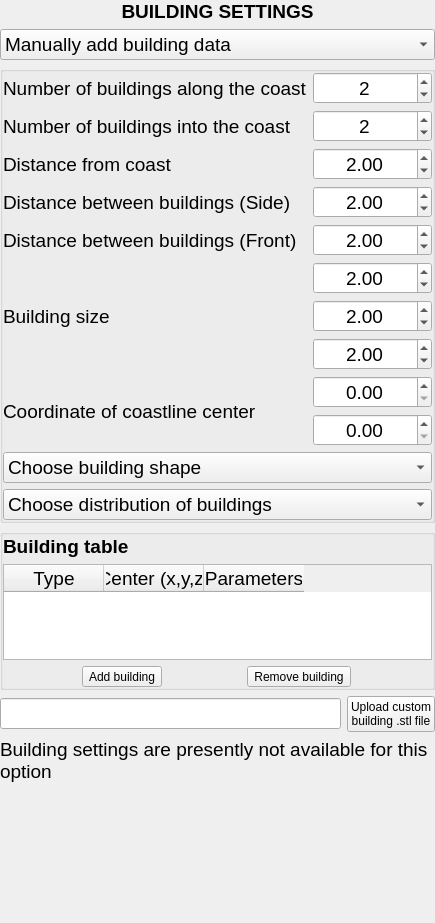
NHERI-SimCenter/HydroUQ, file EVENTS/GeoClawOpenFOAM/buildings.ui: the form before one commit.
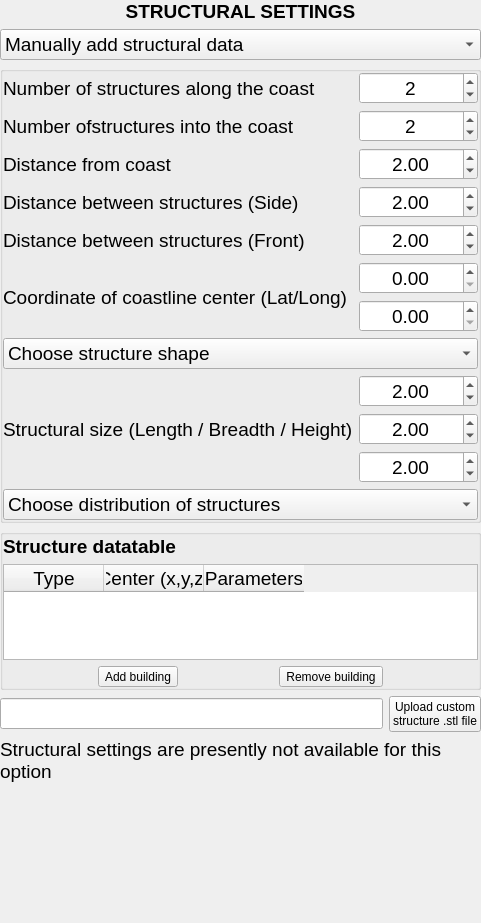
The form after the commit.

Commit message: Structure generalized; build (get & put) updated

```diff
--- a/EVENTS/GeoClawOpenFOAM/buildings.ui
+++ b/EVENTS/GeoClawOpenFOAM/buildings.ui
@@ -13,7 +13,7 @@
   <property name="windowTitle">
    <string>Frame</string>
   </property>
-  <layout class="QVBoxLayout" name="verticalLayout_4">
+  <layout class="QVBoxLayout" name="verticalLayout_2">
    <property name="leftMargin">
     <number>0</number>
    </property>
@@ -34,7 +34,7 @@
       </font>
      </property>
      <property name="text">
-      <string>&lt;html&gt;&lt;head/&gt;&lt;body&gt;&lt;p&gt;&lt;span style=&quot; font-weight:600;&quot;&gt;BUILDING SETTINGS&lt;/span&gt;&lt;/p&gt;&lt;/body&gt;&lt;/html&gt;</string>
+      <string>&lt;html&gt;&lt;head/&gt;&lt;body&gt;&lt;p&gt;&lt;span style=&quot; font-weight:600;&quot;&gt;STRUCTURAL SETTINGS&lt;/span&gt;&lt;/p&gt;&lt;/body&gt;&lt;/html&gt;</string>
      </property>
      <property name="alignment">
       <set>Qt::AlignCenter</set>
@@ -53,7 +53,7 @@
      </property>
      <item>
       <property name="text">
-       <string>Manually add building data</string>
+       <string>Manually add structural data</string>
       </property>
      </item>
      <item>
@@ -68,7 +68,7 @@
      <property name="title">
       <string/>
      </property>
-     <layout class="QVBoxLayout" name="verticalLayout_2">
+     <layout class="QGridLayout" name="gridLayout">
       <property name="leftMargin">
        <number>0</number>
       </property>
@@ -81,29 +81,6 @@
       <property name="bottomMargin">
        <number>0</number>
       </property>
-      <item>
-       <layout class="QGridLayout" name="GLY_Parametric">
-        <item row="2" column="1">
-         <widget class="QDoubleSpinBox" name="DSpBx_CoastDist">
-          <property name="font">
-           <font>
-            <pointsize>14</pointsize>
-           </font>
-          </property>
-          <property name="toolTip">
-           <string>Distance of the building from the coast</string>
-          </property>
-          <property name="alignment">
-           <set>Qt::AlignCenter</set>
-          </property>
-          <property name="decimals">
-           <number>2</number>
-          </property>
-          <property name="value">
-           <double>2.000000000000000</double>
-          </property>
-         </widget>
-        </item>
         <item row="0" column="0">
          <widget class="QLabel" name="Lbl_NumBuildX">
           <property name="font">
@@ -112,24 +89,12 @@
            </font>
           </property>
           <property name="text">
-           <string>Number of buildings along the coast</string>
+         <string>Number of structures along the coast</string>
           </property>
          </widget>
         </item>
-        <item row="4" column="0">
-         <widget class="QLabel" name="Lbl_BuildDistY">
-          <property name="font">
-           <font>
-            <pointsize>14</pointsize>
-           </font>
-          </property>
-          <property name="text">
-           <string>Distance between buildings (Front)</string>
-          </property>
-         </widget>
-        </item>
-        <item row="3" column="1">
-         <widget class="QDoubleSpinBox" name="DSpBx_BuildDistX">
+      <item row="0" column="1">
+       <widget class="QDoubleSpinBox" name="DSpBx_NumBuildX">
           <property name="font">
            <font>
             <pointsize>14</pointsize>
@@ -142,13 +107,25 @@
            <set>Qt::AlignCenter</set>
           </property>
           <property name="decimals">
-           <number>2</number>
+         <number>0</number>
           </property>
           <property name="value">
            <double>2.000000000000000</double>
           </property>
          </widget>
         </item>
+      <item row="1" column="0">
+       <widget class="QLabel" name="Lbl_NumBuildY">
+        <property name="font">
+         <font>
+          <pointsize>14</pointsize>
+         </font>
+        </property>
+        <property name="text">
+         <string>Number ofstructures into the coast</string>
+        </property>
+       </widget>
+      </item>
         <item row="1" column="1">
          <widget class="QDoubleSpinBox" name="DSpBx_NumBuildY">
           <property name="font">
@@ -170,42 +147,6 @@
           </property>
          </widget>
         </item>
-        <item row="3" column="0">
-         <widget class="QLabel" name="Lbl_BuildDistX">
-          <property name="font">
-           <font>
-            <pointsize>14</pointsize>
-           </font>
-          </property>
-          <property name="text">
-           <string>Distance between buildings (Side)</string>
-          </property>
-         </widget>
-        </item>
-        <item row="1" column="0">
-         <widget class="QLabel" name="Lbl_NumBuildY">
-          <property name="font">
-           <font>
-            <pointsize>14</pointsize>
-           </font>
-          </property>
-          <property name="text">
-           <string>Number of buildings into the coast</string>
-          </property>
-         </widget>
-        </item>
-        <item row="6" column="0" rowspan="2">
-         <widget class="QLabel" name="Lbl_BuildSize_2">
-          <property name="font">
-           <font>
-            <pointsize>14</pointsize>
-           </font>
-          </property>
-          <property name="text">
-           <string>Coordinate of coastline center</string>
-          </property>
-         </widget>
-        </item>
         <item row="2" column="0">
          <widget class="QLabel" name="Lbl_CoastDist">
           <property name="font">
@@ -218,8 +159,8 @@
           </property>
          </widget>
         </item>
-        <item row="0" column="1">
-         <widget class="QDoubleSpinBox" name="DSpBx_NumBuildX">
+      <item row="2" column="1">
+       <widget class="QDoubleSpinBox" name="DSpBx_CoastDist">
           <property name="font">
            <font>
             <pointsize>14</pointsize>
@@ -232,13 +173,58 @@
            <set>Qt::AlignCenter</set>
           </property>
           <property name="decimals">
-           <number>0</number>
+         <number>2</number>
           </property>
           <property name="value">
            <double>2.000000000000000</double>
           </property>
          </widget>
         </item>
+      <item row="3" column="0">
+       <widget class="QLabel" name="Lbl_BuildDistX">
+        <property name="font">
+         <font>
+          <pointsize>14</pointsize>
+         </font>
+        </property>
+        <property name="text">
+         <string>Distance between structures (Side)</string>
+        </property>
+       </widget>
+      </item>
+      <item row="3" column="1">
+       <widget class="QDoubleSpinBox" name="DSpBx_BuildDistX">
+        <property name="font">
+         <font>
+          <pointsize>14</pointsize>
+         </font>
+        </property>
+        <property name="toolTip">
+         <string>Distance between buildings along the coast</string>
+        </property>
+        <property name="alignment">
+         <set>Qt::AlignCenter</set>
+        </property>
+        <property name="decimals">
+         <number>2</number>
+        </property>
+        <property name="value">
+         <double>2.000000000000000</double>
+        </property>
+       </widget>
+      </item>
+      <item row="4" column="0">
+       <widget class="QLabel" name="Lbl_BuildDistY">
+        <property name="font">
+         <font>
+          <pointsize>14</pointsize>
+         </font>
+        </property>
+        <property name="text">
+         <string>Distance between structures (Front)</string>
+        </property>
+       </widget>
+      </item>
         <item row="4" column="1">
          <widget class="QDoubleSpinBox" name="DSpBx_BuildDistY">
           <property name="font">
@@ -260,21 +246,55 @@
           </property>
          </widget>
         </item>
-        <item row="5" column="0">
-         <widget class="QLabel" name="Lbl_BuildSize">
-          <property name="font">
-           <font>
-            <pointsize>14</pointsize>
-           </font>
-          </property>
-          <property name="text">
-           <string>Building size</string>
-          </property>
-         </widget>
-        </item>
         <item row="5" column="1">
-         <layout class="QVBoxLayout" name="verticalLayout_3">
-          <item>
+       <widget class="QDoubleSpinBox" name="DSpBx_OffsetX">
+        <property name="font">
+         <font>
+          <pointsize>14</pointsize>
+         </font>
+        </property>
+        <property name="toolTip">
+         <string>Distance from coast (along the coast)</string>
+        </property>
+        <property name="alignment">
+         <set>Qt::AlignCenter</set>
+        </property>
+        <property name="decimals">
+         <number>2</number>
+        </property>
+        <property name="maximum">
+         <double>100000.000000000000000</double>
+        </property>
+        <property name="value">
+         <double>0.000000000000000</double>
+        </property>
+       </widget>
+      </item>
+      <item row="6" column="1">
+       <widget class="QDoubleSpinBox" name="DSpBx_OffsetY">
+        <property name="font">
+         <font>
+          <pointsize>14</pointsize>
+         </font>
+        </property>
+        <property name="toolTip">
+         <string>Distance from coast (into the coast)</string>
+        </property>
+        <property name="alignment">
+         <set>Qt::AlignCenter</set>
+        </property>
+        <property name="decimals">
+         <number>2</number>
+        </property>
+        <property name="maximum">
+         <double>100000.000000000000000</double>
+        </property>
+        <property name="value">
+         <double>0.000000000000000</double>
+        </property>
+       </widget>
+      </item>
+      <item row="8" column="1">
            <widget class="QDoubleSpinBox" name="DSpBx_BuildSize01">
             <property name="font">
              <font>
@@ -298,7 +318,7 @@
             </property>
            </widget>
           </item>
-          <item>
+      <item row="9" column="1">
            <widget class="QDoubleSpinBox" name="DSpBx_BuildSize02">
             <property name="font">
              <font>
@@ -322,7 +342,7 @@
             </property>
            </widget>
           </item>
-          <item>
+      <item row="10" column="1">
            <widget class="QDoubleSpinBox" name="DSpBx_BuildSize03">
             <property name="font">
              <font>
@@ -346,59 +366,7 @@
             </property>
            </widget>
           </item>
-         </layout>
-        </item>
-        <item row="7" column="1">
-         <widget class="QDoubleSpinBox" name="DSpBx_OffsetY">
-          <property name="font">
-           <font>
-            <pointsize>14</pointsize>
-           </font>
-          </property>
-          <property name="toolTip">
-           <string>Distance from coast (into the coast)</string>
-          </property>
-          <property name="alignment">
-           <set>Qt::AlignCenter</set>
-          </property>
-          <property name="decimals">
-           <number>2</number>
-          </property>
-          <property name="maximum">
-           <double>100000.000000000000000</double>
-          </property>
-          <property name="value">
-           <double>0.000000000000000</double>
-          </property>
-         </widget>
-        </item>
-        <item row="6" column="1">
-         <widget class="QDoubleSpinBox" name="DSpBx_OffsetX">
-          <property name="font">
-           <font>
-            <pointsize>14</pointsize>
-           </font>
-          </property>
-          <property name="toolTip">
-           <string>Distance from coast (along the coast)</string>
-          </property>
-          <property name="alignment">
-           <set>Qt::AlignCenter</set>
-          </property>
-          <property name="decimals">
-           <number>2</number>
-          </property>
-          <property name="maximum">
-           <double>100000.000000000000000</double>
-          </property>
-          <property name="value">
-           <double>0.000000000000000</double>
-          </property>
-         </widget>
-        </item>
-       </layout>
-      </item>
-      <item>
+      <item row="7" column="0" colspan="2">
        <widget class="QComboBox" name="CmB_BuildShape">
         <property name="font">
          <font>
@@ -410,7 +378,7 @@
         </property>
         <item>
          <property name="text">
-          <string>Choose building shape</string>
+          <string>Choose structure shape</string>
          </property>
         </item>
         <item>
@@ -425,7 +393,7 @@
         </item>
        </widget>
       </item>
-      <item>
+      <item row="11" column="0" colspan="2">
        <widget class="QComboBox" name="CmB_BuildDist">
         <property name="font">
          <font>
@@ -437,7 +405,7 @@
         </property>
         <item>
          <property name="text">
-          <string>Choose distribution of buildings</string>
+          <string>Choose distribution of structures</string>
          </property>
         </item>
         <item>
@@ -452,6 +420,30 @@
         </item>
        </widget>
       </item>
+      <item row="8" column="0" rowspan="3">
+       <widget class="QLabel" name="Lbl_BuildSize">
+        <property name="font">
+         <font>
+          <pointsize>14</pointsize>
+         </font>
+        </property>
+        <property name="text">
+         <string>Structural size (Length / Breadth / Height)</string>
+        </property>
+       </widget>
+      </item>
+      <item row="5" column="0" rowspan="2">
+       <widget class="QLabel" name="Lbl_BuildSize_2">
+        <property name="font">
+         <font>
+          <pointsize>14</pointsize>
+         </font>
+        </property>
+        <property name="text">
+         <string>Coordinate of coastline center (Lat/Long)</string>
+        </property>
+       </widget>
+      </item>
      </layout>
     </widget>
    </item>
@@ -486,7 +478,7 @@
          <enum>Qt::ClickFocus</enum>
         </property>
         <property name="text">
-         <string>&lt;html&gt;&lt;head/&gt;&lt;body&gt;&lt;p&gt;Building table&lt;/p&gt;&lt;/body&gt;&lt;/html&gt;</string>
+         <string>&lt;html&gt;&lt;head/&gt;&lt;body&gt;&lt;p&gt;Structure datatable&lt;/p&gt;&lt;/body&gt;&lt;/html&gt;</string>
         </property>
        </widget>
       </item>
@@ -574,7 +566,7 @@
        </property>
        <property name="text">
         <string>Upload custom 
-building .stl file</string>
+structure .stl file</string>
        </property>
       </widget>
      </item>
@@ -588,7 +580,7 @@
       </font>
      </property>
      <property name="text">
-      <string>Building settings are presently not available for this 
+      <string>Structural settings are presently not available for this 
 option</string>
      </property>
     </widget>
```
Left out of the diff: 6 changed lines with no effect on the pictures. Lines whose indentation alone changed are shown as unchanged. The commit also changes 8 other files.
